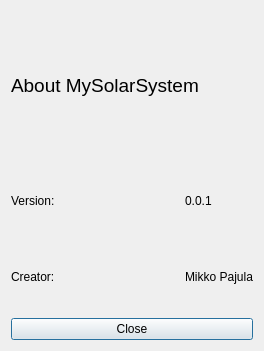
Above: temp/about.ui from mtpajula/MySolarSystem before the change. Below: the same form after it.
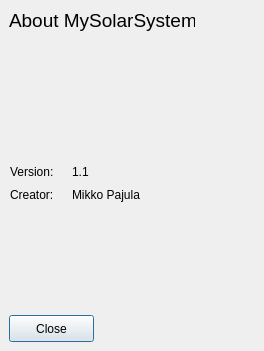
That is the form after the change.

Patch:
```diff
--- a/temp/about.ui
+++ b/temp/about.ui
@@ -13,9 +13,15 @@
   <property name="windowTitle">
    <string>Dialog</string>
   </property>
-  <layout class="QVBoxLayout" name="verticalLayout">
-   <item>
     <widget class="QLabel" name="label">
+   <property name="geometry">
+    <rect>
+     <x>9</x>
+     <y>9</y>
+     <width>186</width>
+     <height>22</height>
+    </rect>
+   </property>
      <property name="font">
       <font>
        <pointsize>14</pointsize>
@@ -25,60 +31,71 @@
       <string>About MySolarSystem</string>
      </property>
     </widget>
-   </item>
-   <item>
-    <layout class="QGridLayout" name="gridLayout">
-     <item row="1" column="0">
-      <widget class="QLabel" name="label_2">
+  <widget class="QPushButton" name="pushButton">
+   <property name="geometry">
+    <rect>
+     <x>9</x>
+     <y>315</y>
+     <width>85</width>
+     <height>27</height>
+    </rect>
+   </property>
        <property name="text">
-        <string>Creator:</string>
-       </property>
-      </widget>
-     </item>
-     <item row="1" column="2">
+    <string>Close</string>
+   </property>
+  </widget>
       <widget class="QLabel" name="label_3">
+   <property name="geometry">
+    <rect>
+     <x>72</x>
+     <y>186</y>
+     <width>86</width>
+     <height>17</height>
+    </rect>
+   </property>
        <property name="text">
         <string>Mikko Pajula</string>
        </property>
       </widget>
-     </item>
-     <item row="1" column="1">
-      <spacer name="horizontalSpacer">
-       <property name="orientation">
-        <enum>Qt::Horizontal</enum>
-       </property>
-       <property name="sizeHint" stdset="0">
-        <size>
-         <width>40</width>
-         <height>20</height>
-        </size>
-       </property>
-      </spacer>
-     </item>
-     <item row="0" column="0">
       <widget class="QLabel" name="label_4">
+   <property name="geometry">
+    <rect>
+     <x>10</x>
+     <y>163</y>
+     <width>55</width>
+     <height>17</height>
+    </rect>
+   </property>
        <property name="text">
         <string>Version:</string>
        </property>
       </widget>
-     </item>
-     <item row="0" column="2">
       <widget class="QLabel" name="label_5">
+   <property name="geometry">
+    <rect>
+     <x>72</x>
+     <y>163</y>
+     <width>32</width>
+     <height>17</height>
+    </rect>
+   </property>
        <property name="text">
-        <string>0.0.1</string>
-       </property>
-      </widget>
-     </item>
-    </layout>
-   </item>
-   <item>
-    <widget class="QPushButton" name="pushButton">
+    <string>1.1</string>
+   </property>
+  </widget>
+  <widget class="QLabel" name="label_2">
+   <property name="geometry">
+    <rect>
+     <x>10</x>
+     <y>186</y>
+     <width>56</width>
+     <height>17</height>
+    </rect>
+   </property>
      <property name="text">
-      <string>Close</string>
-     </property>
-    </widget>
-   </item>
-  </layout>
+    <string>Creator:</string>
+   </property>
+  </widget>
  </widget>
  <resources/>
  <connections>
```
Lines whose indentation alone changed are shown as unchanged.
